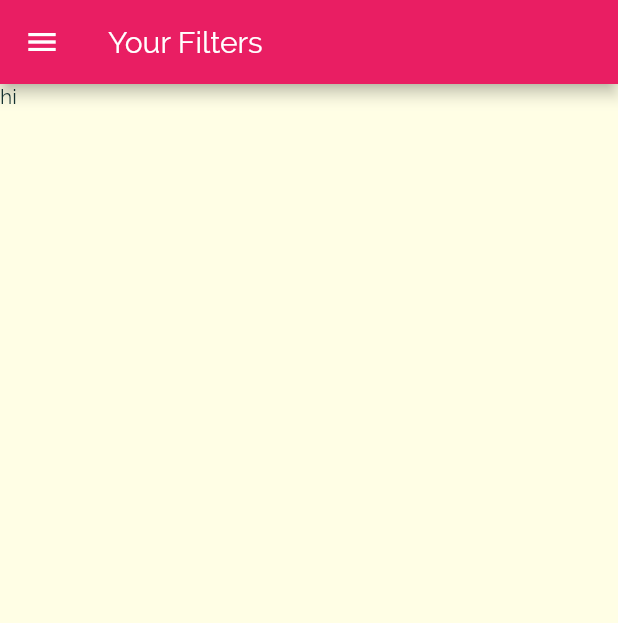
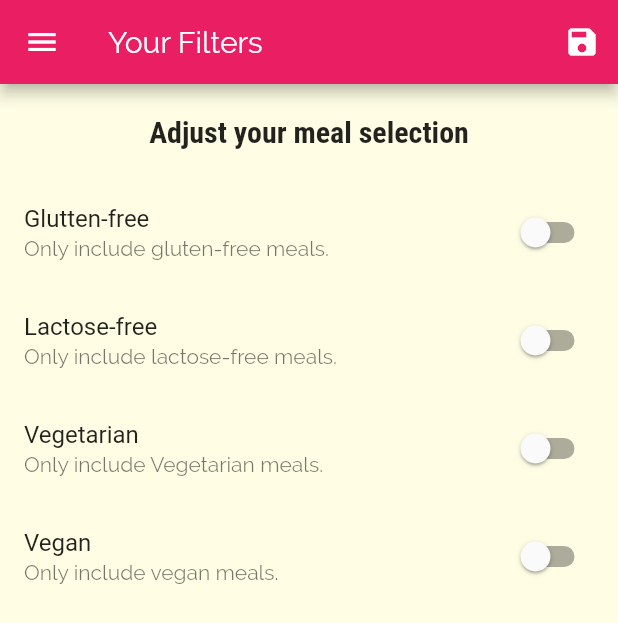
Before and after one commit to TJun-Jie/Flutter_meal_app, a Flutter app: the FiltersScreen screen opened by its route, on a phone screen of 412 x 824 dp. Shown: the top 623 px of the screen. Run offline on Flutter 3.47's test engine with Material 2 defaults, Android fonts, the phone set to English and light mode, and no system bars.

Commit message:
Added filtering function

```diff
--- a/lib/main.dart
+++ b/lib/main.dart
@@ -3,11 +3,50 @@ import 'package:flutter_complete_guide/screens/category_meals_screen.dart';
 import 'package:flutter_complete_guide/screens/filters_screen.dart';
 import 'package:flutter_complete_guide/screens/meal_detail_screen.dart';
 import 'package:flutter_complete_guide/screens/tabs_screen.dart';
+import 'models/meal.dart';
 import 'screens/categories_screen.dart';
+import './dummy_data.dart';
 
 void main() => runApp(MyApp());
 
-class MyApp extends StatelessWidget {
+class MyApp extends StatefulWidget {
+  @override
+  _MyAppState createState() => _MyAppState();
+}
+
+class _MyAppState extends State<MyApp> {
+  Map<String, bool> _filters = {
+    'gluten': false,
+    'lactose': false,
+    'vegan': false,
+    'vegetarian': false
+  };
+
+  void _setFilters(Map<String, bool> filterData) {
+    setState(() {
+      _filters = filterData;
+
+      _availableMeals = DUMMY_MEALS.where((meal) {
+        //todo:
+        if (_filters['gluten'] && !meal.isGlutenFree) {
+          return false;
+        }
+        if (_filters['lactose'] && !meal.isLactoseFree) {
+          return false;
+        }
+        if (_filters['vegan'] && !meal.isVegan) {
+          return false;
+        }
+        if (_filters['vegetarian'] && !meal.isVegetarian) {
+          return false;
+        }
+        return true;
+      }).toList();
+    });
+  }
+
+  List<Meal> _availableMeals = DUMMY_MEALS;
+
   @override
   Widget build(BuildContext context) {
     return MaterialApp(
@@ -34,9 +73,14 @@ class MyApp extends StatelessWidget {
       initialRoute: '/',
       routes: {
         '/': (ctx) => TabsScreen(),
-        CategoryMealsScreen.routeName: (ctx) => CategoryMealsScreen(),
+        CategoryMealsScreen.routeName: (ctx) => CategoryMealsScreen(
+              meals: _availableMeals,
+            ),
         MealDetailScreen.routeName: (ctx) => MealDetailScreen(),
-        FiltersScreen.routeName: (ctx) => FiltersScreen(),
+        FiltersScreen.routeName: (ctx) => FiltersScreen(
+              filters: _filters,
+              saveFilters: _setFilters,
+            ),
       },
       //
       onGenerateRoute: (settings) {
--- a/lib/screens/category_meals_screen.dart
+++ b/lib/screens/category_meals_screen.dart
@@ -4,9 +4,9 @@ import 'package:flutter_complete_guide/widgets/meal_item.dart';
 import '../dummy_data.dart';
 
 class CategoryMealsScreen extends StatefulWidget {
-  const CategoryMealsScreen({
-    Key key,
-  }) : super(key: key);
+  final List<Meal> meals;
+
+  const CategoryMealsScreen({Key key, this.meals}) : super(key: key);
 
   static const routeName = '/category-meals';
 
@@ -32,7 +32,7 @@ class _CategoryMealsScreenState extends State<CategoryMealsScreen> {
           ModalRoute.of(context).settings.arguments as Map<String, String>;
       categoryTitle = routeArgs['title'];
       final categoryId = routeArgs['id'];
-      displayedMeals = DUMMY_MEALS.where((meal) {
+      displayedMeals = widget.meals.where((meal) {
         return meal.categories.contains(categoryId);
       }).toList();
     }
--- a/lib/screens/filters_screen.dart
+++ b/lib/screens/filters_screen.dart
@@ -1,19 +1,111 @@
 import 'package:flutter/material.dart';
 import 'package:flutter_complete_guide/widgets/main_drawer.dart';
 
-class FiltersScreen extends StatelessWidget {
-  const FiltersScreen({Key key}) : super(key: key);
+class FiltersScreen extends StatefulWidget {
+  const FiltersScreen({Key key, this.saveFilters, this.filters})
+      : super(key: key);
 
   static const routeName = '/filters';
+
+  final Function saveFilters;
+  final Map<String, Object> filters;
+
+  @override
+  _FiltersScreenState createState() => _FiltersScreenState();
+}
+
+class _FiltersScreenState extends State<FiltersScreen> {
+  var _gluttenFree = false;
+  var _vegetarian = false;
+  var _vegan = false;
+  var _lactoseFree = false;
+
+  @override
+  void initState() {
+    super.initState();
+    var currentFilter = widget.filters;
+    _gluttenFree = currentFilter['gluten'];
+    _lactoseFree = currentFilter['lactose'];
+    _vegan = currentFilter['vegan'];
+    _vegetarian = currentFilter['vegetarian'];
+  }
+
+  Widget _buildSwitchListTile(String title, String description,
+      bool currentValue, Function updateValue) {
+    return SwitchListTile(
+      title: Text(title),
+      subtitle: Text(description),
+      value: currentValue,
+      onChanged: (val) {
+        updateValue(val);
+      },
+    );
+  }
 
   @override
   Widget build(BuildContext context) {
     return Scaffold(
       appBar: AppBar(
         title: Text('Your Filters'),
+        actions: [
+          IconButton(
+              onPressed: () {
+                final selectedFilters = {
+                  'gluten': _gluttenFree,
+                  'lactose': _lactoseFree,
+                  'vegan': _vegan,
+                  'vegetarian': _vegetarian
+                };
+                widget.saveFilters(selectedFilters);
+              },
+              icon: Icon(Icons.save))
+        ],
       ),
       drawer: MainDrawer(),
-      body: Text('hi'),
+      body: Column(
+        children: [
+          Container(
+            padding: EdgeInsets.all(20),
+            child: Text('Adjust your meal selection',
+                style: Theme.of(context).textTheme.headline6),
+          ),
+          Expanded(
+            child: ListView(
+              children: [
+                _buildSwitchListTile(
+                    'Glutten-free',
+                    'Only include gluten-free meals.',
+                    _gluttenFree, (newValue) {
+                  setState(() {
+                    _gluttenFree = newValue;
+                  });
+                }),
+                _buildSwitchListTile(
+                    'Lactose-free',
+                    'Only include lactose-free meals.',
+                    _lactoseFree, (newValue) {
+                  setState(() {
+                    _lactoseFree = newValue;
+                  });
+                }),
+                _buildSwitchListTile(
+                    'Vegetarian', 'Only include Vegetarian meals.', _vegetarian,
+                    (newValue) {
+                  setState(() {
+                    _vegetarian = newValue;
+                  });
+                }),
+                _buildSwitchListTile(
+                    'Vegan', 'Only include vegan meals.', _vegan, (newValue) {
+                  setState(() {
+                    _vegan = newValue;
+                  });
+                }),
+              ],
+            ),
+          )
+        ],
+      ),
     );
   }
 }
```
